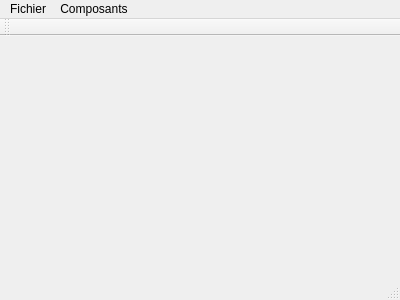
Qt form mainwindow.ui (ToRAEnarion/BApplex) before a commit.
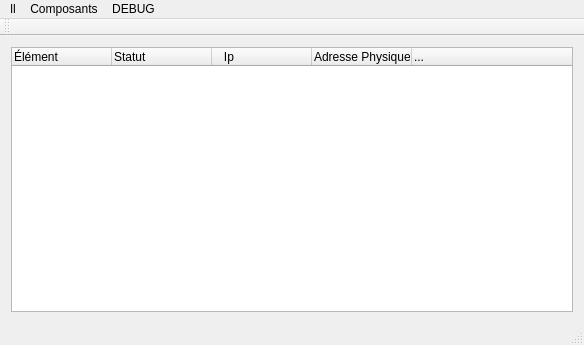
The same form after that commit. Icons and pictures are not drawn. Custom widgets are drawn as their Qt base class.

What changed in the file:
```diff
--- a/mainwindow.ui
+++ b/mainwindow.ui
@@ -6,25 +6,51 @@
    <rect>
     <x>0</x>
     <y>0</y>
-    <width>400</width>
-    <height>300</height>
+    <width>584</width>
+    <height>345</height>
    </rect>
   </property>
   <property name="windowTitle">
    <string>MainWindow</string>
   </property>
+  <property name="iconSize">
+   <size>
+    <width>48</width>
+    <height>48</height>
+   </size>
+  </property>
+  <property name="toolButtonStyle">
+   <enum>Qt::ToolButtonIconOnly</enum>
+  </property>
   <widget class="QWidget" name="centralWidget">
    <layout class="QVBoxLayout" name="verticalLayout">
     <item>
-     <widget class="QLabel" name="label">
-      <property name="font">
-       <font>
-        <pointsize>25</pointsize>
-       </font>
-      </property>
-      <property name="text">
-       <string/>
-      </property>
+     <widget class="BTreeConnectedWidget" name="componentTreeView">
+      <column>
+       <property name="text">
+        <string>Élément</string>
+       </property>
+      </column>
+      <column>
+       <property name="text">
+        <string>Statut</string>
+       </property>
+      </column>
+      <column>
+       <property name="text">
+        <string>   Ip     </string>
+       </property>
+      </column>
+      <column>
+       <property name="text">
+        <string>Adresse Physique</string>
+       </property>
+      </column>
+      <column>
+       <property name="text">
+        <string>...</string>
+       </property>
+      </column>
      </widget>
     </item>
    </layout>
@@ -34,23 +60,40 @@
     <rect>
      <x>0</x>
      <y>0</y>
-     <width>400</width>
-     <height>21</height>
+     <width>584</width>
+     <height>22</height>
     </rect>
    </property>
-   <widget class="QMenu" name="menuFichier">
-    <property name="title">
-     <string>Fichier</string>
-    </property>
-   </widget>
    <widget class="QMenu" name="menuComposants">
     <property name="title">
      <string>Composants</string>
     </property>
     <addaction name="actionAddComponent"/>
    </widget>
-   <addaction name="menuFichier"/>
+   <widget class="QMenu" name="menuDEBUG">
+    <property name="title">
+     <string>DEBUG</string>
+    </property>
+    <property name="icon">
+     <iconset resource="resources.qrc">
+      <normaloff>:/icons/BUG</normaloff>:/icons/BUG</iconset>
+    </property>
+    <addaction name="actionGenerer_QrCode"/>
+    <addaction name="actionScanNetwork"/>
+   </widget>
+   <widget class="QMenu" name="menuSettings">
+    <property name="title">
+     <string>ll</string>
+    </property>
+    <property name="icon">
+     <iconset resource="resources.qrc">
+      <normaloff>:/icons/settings</normaloff>:/icons/settings</iconset>
+    </property>
+    <addaction name="actionWifi_local"/>
+   </widget>
+   <addaction name="menuSettings"/>
    <addaction name="menuComposants"/>
+   <addaction name="menuDEBUG"/>
   </widget>
   <widget class="QToolBar" name="mainToolBar">
    <attribute name="toolBarArea">
@@ -68,6 +111,15 @@
   </action>
  </widget>
  <layoutdefault spacing="6" margin="11"/>
- <resources/>
+ <customwidgets>
+  <customwidget>
+   <class>BTreeConnectedWidget</class>
+   <extends>QTreeWidget</extends>
+   <header>btreeconnectedwidget.h</header>
+  </customwidget>
+ </customwidgets>
+ <resources>
+  <include location="resources.qrc"/>
+ </resources>
  <connections/>
 </ui>
```
Left out of the diff: 25 changed lines with no effect on the pictures.
